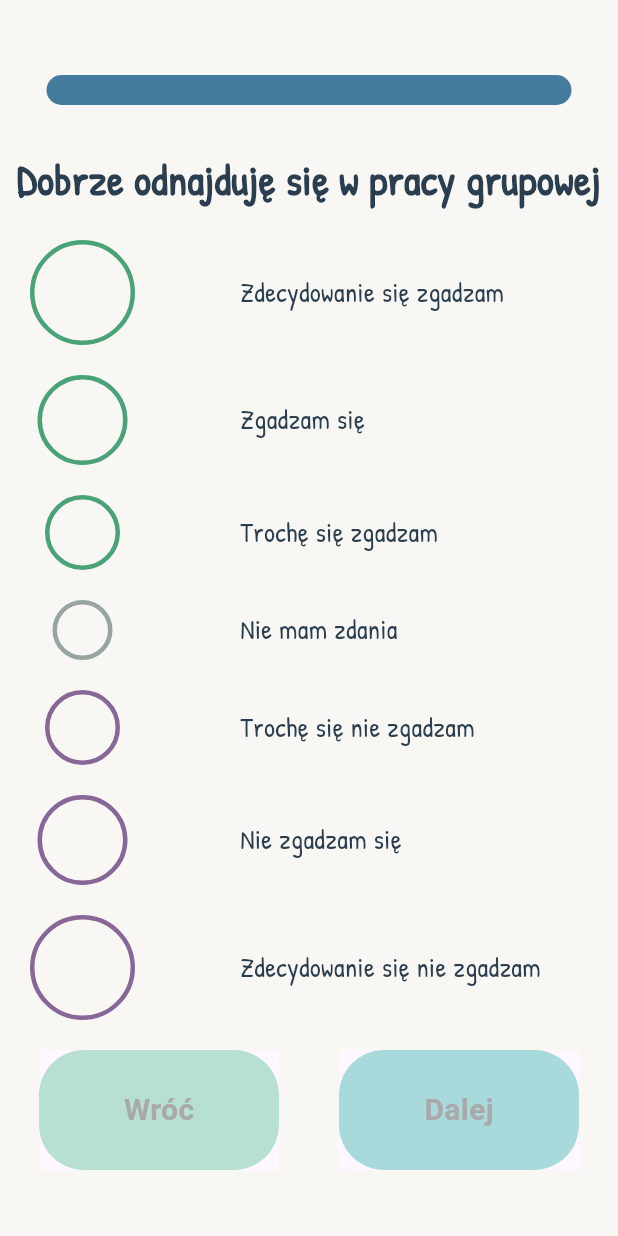
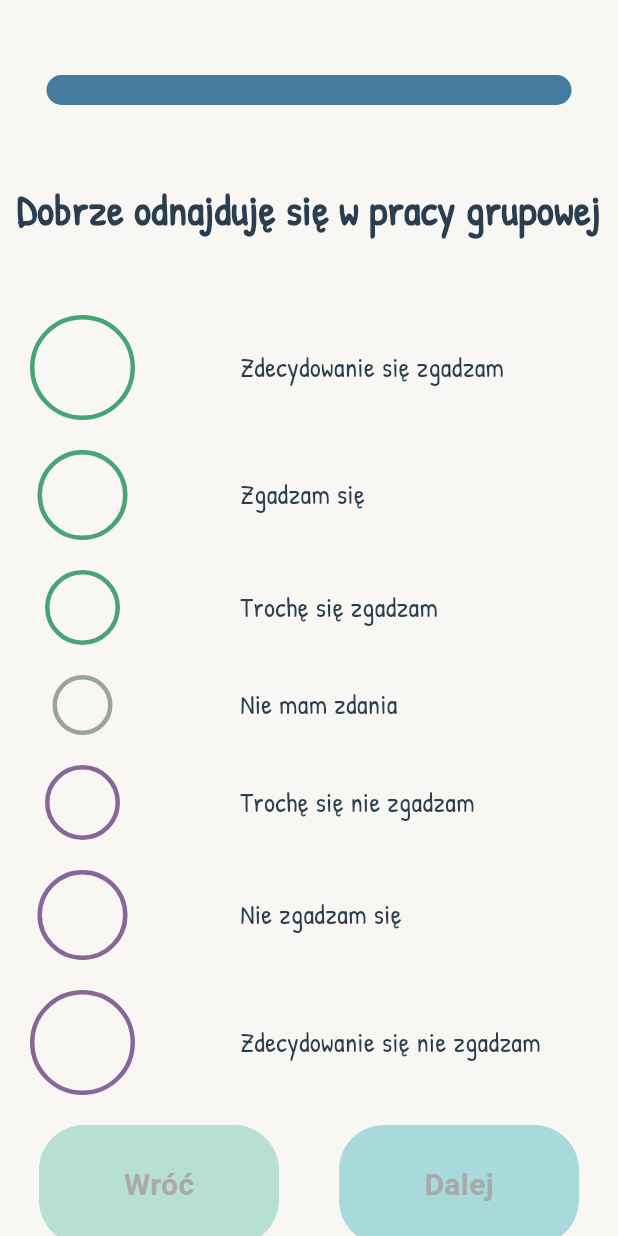
Before and after one commit to Alex09ander/Your-Advisor, a Flutter app: the TestPageProfession screen opened directly, on a phone screen of 412 x 824 dp. Run offline on Flutter 3.47's test engine with Material 3 defaults, Android fonts, the phone set to English and light mode, and no system bars; our stand-ins replace flex_color_scheme, flutter_svg, gap; missing offline and left inert: flutter_m3shapes.

Commit message:
Test grafika

```diff
--- a/lib/UI/custom_widgets/custom_rounded_btn.dart
+++ b/lib/UI/custom_widgets/custom_rounded_btn.dart
@@ -33,8 +33,7 @@
   Widget build(BuildContext context) {
     return Material(
       type: MaterialType.button,
-      color: Theme.of(context).colorScheme.surface,
-      // color: Colors.transparent,
+      color: Colors.transparent,
       child: InkWell(
         borderRadius: BorderRadius.circular(30),
         onTap: onTap,
--- a/lib/UI/pages/test_page_profession.dart
+++ b/lib/UI/pages/test_page_profession.dart
@@ -63,10 +63,12 @@
               progress: (clickCount / 26) * 350,
             ),
             SizedBox(
-              height: 30,
+              height: 10,
             ),
-            Align(
+            Container(
               alignment: Alignment.center,
+              height: 120,
+              width: 400,
               child: Text("$txt",
                   textAlign: TextAlign.center,
                   style: TextStyle(
@@ -76,7 +78,7 @@
                       fontWeight: FontWeight.bold)),
             ),
             SizedBox(
-              height: 20,
+              height: 10,
             ),
             clickCount < 23
                 ? Align(
@@ -320,10 +322,14 @@
                         ],
                       ),
                     ))
-                : Center(
+                : Container(
+                    width: 400,
                     child: TextField(
+                      minLines: 5,
+                      maxLines: 10,
                       controller: myController,
                       decoration: const InputDecoration(
+                        hintMaxLines: 4,
                           labelText: "Wprowadź odpowiedź"),
                     ),
                   ),
```
Also changed, not shown: lib/UI/intro/test_page_psychology.dart (+9 -4 lines).
